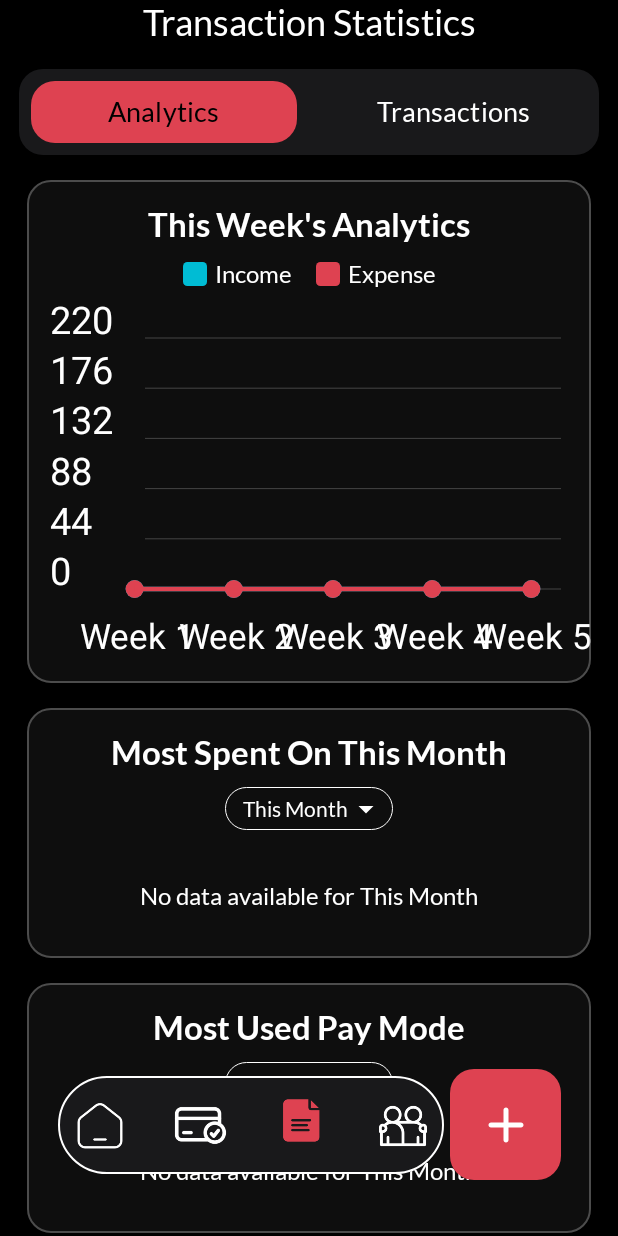
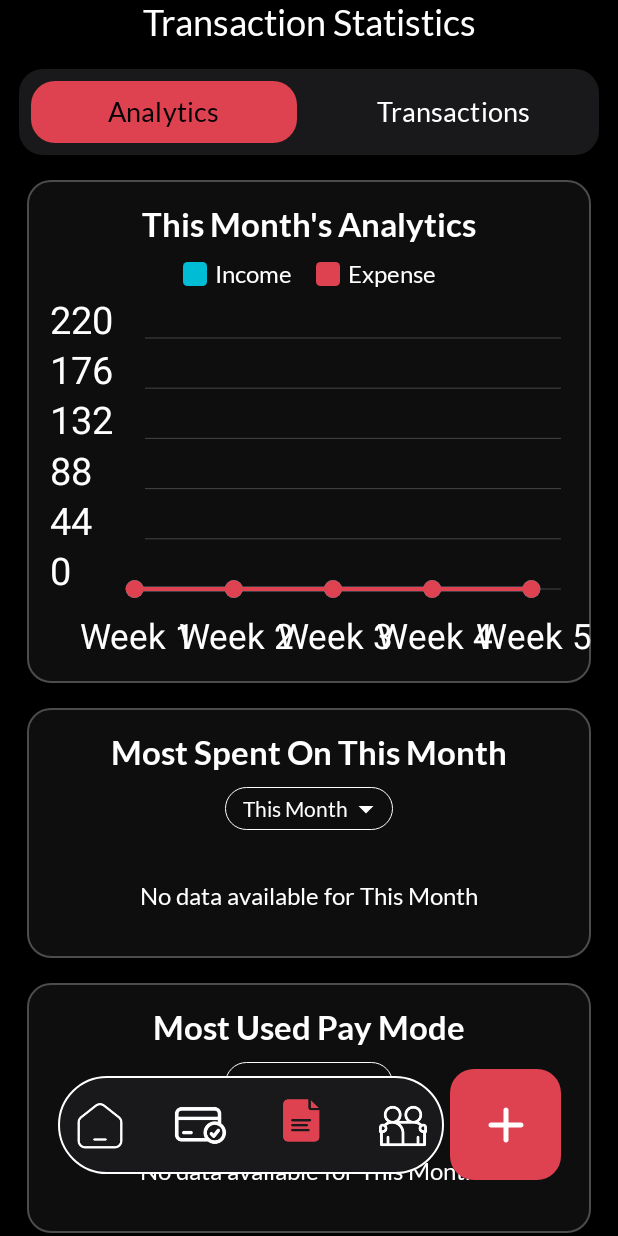
Before and after one commit to SaxenaAmogh/Trackify, an Android app built with Jetpack Compose: the @Preview function ReportsPagePreview, on a phone screen of 412 x 824 dp. Run offline under Robolectric (Android 15) with nearby library versions, the phone set to English and light mode, and no system bars; our stand-ins replace Firebase (no records; nobody signed in at launch, a user with empty details on screens opened directly).

Commit message:
Update: Bug Fixes

```diff
--- a/app/src/main/java/com/example/trackify/view/ReportsPage.kt
+++ b/app/src/main/java/com/example/trackify/view/ReportsPage.kt
@@ -266,7 +266,7 @@ fun ReportsPage(navController: NavController) {
             "Food" to Color(0xFFDE4251),
             "Shopping" to Color(0xFFFF9800),
             "Entertainment" to Color(0xFF3F51B5),
-            "Subscriptions" to Color(0xFF009688),
+            "Subscription" to Color(0xFF009688),
             "Travel" to Color(0xFF9C27B0),
             "Other" to Color(0xFF607D8B)
         )
@@ -488,7 +488,7 @@ fun ReportsPage(navController: NavController) {
                                             horizontalAlignment = Alignment.CenterHorizontally
                                         ) {
                                             Text(
-                                                text = "This Week's Analytics",
+                                                text = "This Month's Analytics",
                                                 color = Color.White,
                                                 fontSize = 22.sp,
                                                 fontFamily = latoFontFamily,
@@ -666,7 +666,7 @@ fun ReportsPage(navController: NavController) {
                                                 "Food" to Color(0xFFDE4251),
                                                 "Shopping" to Color(0xFFFF9800),
                                                 "Entertainment" to Color(0xFF3F51B5),
-                                                "Subscriptions" to Color(0xFF009688),
+                                                "Subscription" to Color(0xFF009688),
                                                 "Travel" to Color(0xFF9C27B0),
                                                 "Other" to Color(0xFF607D8B)
                                             )
--- a/app/src/main/java/com/example/trackify/viewmodel/ReportsViewModel.kt
+++ b/app/src/main/java/com/example/trackify/viewmodel/ReportsViewModel.kt
@@ -175,7 +175,7 @@ class ReportsViewModel: ViewModel() {
 
         val grouped = filtered.groupingBy { it.ExpenseType.trim() }.eachCount()
 
-        val categoryLabels = listOf("Food", "Shopping", "Entertainment", "Subscriptions", "Travel", "Other")
+        val categoryLabels = listOf("Food", "Shopping", "Entertainment", "Subscription", "Travel", "Other")
 
         val categoryAmountMap = mutableMapOf<String, Double>()
         for (category in categoryLabels) {
--- a/app/src/main/java/com/example/trackify/viewmodel/TransactionViewModel.kt
+++ b/app/src/main/java/com/example/trackify/viewmodel/TransactionViewModel.kt
@@ -51,6 +51,7 @@ class TransactionViewModel: ViewModel() {
 
     private fun calcMyContribution(): Float {
         if (selectedFriends.size == 0){
+            MyContribution = amount.toFloat()
             return amount.toFloat()
         }else{
             var total = 0f
```
